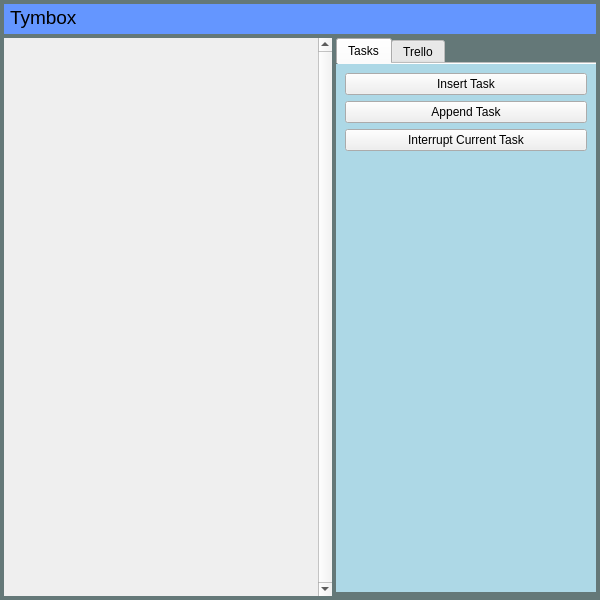
Before: the Qt Designer form Views/Tymbox/TymBox.ui in Adam01/Tymbox, drawn with Qt 5.
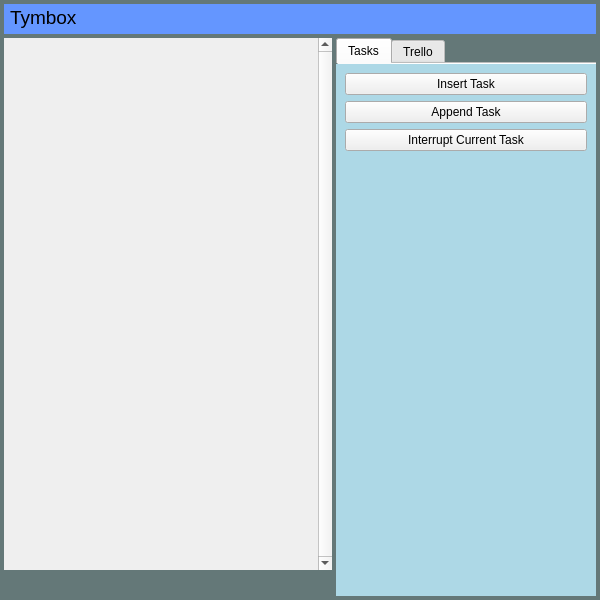
After: the same form once the commit is applied. Icons and pictures are not drawn. Custom widgets are drawn as their Qt base class.

Commit message: Added tasks import/export Maintains model state between runtime via file in application data

The edit to the form file:
```diff
--- a/Views/Tymbox/TymBox.ui
+++ b/Views/Tymbox/TymBox.ui
@@ -67,6 +67,12 @@
     </property>
     <item row="0" column="0" colspan="2">
      <widget class="QFrame" name="horizontalFrame">
+      <property name="sizePolicy">
+       <sizepolicy hsizetype="Preferred" vsizetype="Maximum">
+        <horstretch>0</horstretch>
+        <verstretch>0</verstretch>
+       </sizepolicy>
+      </property>
       <property name="minimumSize">
        <size>
         <width>0</width>
@@ -207,13 +213,13 @@
          <x>0</x>
          <y>0</y>
          <width>309</width>
-         <height>558</height>
+         <height>531</height>
         </rect>
        </property>
       </widget>
      </widget>
     </item>
-    <item row="1" column="1">
+    <item row="1" column="1" rowspan="3">
      <widget class="QTabWidget" name="tabWidget">
       <property name="tabPosition">
        <enum>QTabWidget::North</enum>
@@ -592,6 +598,84 @@
       </widget>
      </widget>
     </item>
+    <item row="3" column="0">
+     <widget class="QFrame" name="horizontalFrame">
+      <property name="sizePolicy">
+       <sizepolicy hsizetype="Preferred" vsizetype="Maximum">
+        <horstretch>0</horstretch>
+        <verstretch>0</verstretch>
+       </sizepolicy>
+      </property>
+      <layout class="QHBoxLayout" name="horizontalLayout_3">
+       <property name="sizeConstraint">
+        <enum>QLayout::SetDefaultConstraint</enum>
+       </property>
+       <property name="leftMargin">
+        <number>0</number>
+       </property>
+       <property name="topMargin">
+        <number>0</number>
+       </property>
+       <property name="rightMargin">
+        <number>0</number>
+       </property>
+       <property name="bottomMargin">
+        <number>0</number>
+       </property>
+       <item>
+        <spacer name="horizontalSpacer_2">
+         <property name="orientation">
+          <enum>Qt::Horizontal</enum>
+         </property>
+         <property name="sizeHint" stdset="0">
+          <size>
+           <width>40</width>
+           <height>20</height>
+          </size>
+         </property>
+        </spacer>
+       </item>
+       <item>
+        <widget class="QPushButton" name="btnImport">
+         <property name="sizePolicy">
+          <sizepolicy hsizetype="Maximum" vsizetype="Fixed">
+           <horstretch>0</horstretch>
+           <verstretch>0</verstretch>
+          </sizepolicy>
+         </property>
+         <property name="text">
+          <string/>
+         </property>
+         <property name="icon">
+          <iconset theme="document-open"/>
+         </property>
+         <property name="flat">
+          <bool>true</bool>
+         </property>
+        </widget>
+       </item>
+       <item>
+        <widget class="QPushButton" name="btnExport">
+         <property name="sizePolicy">
+          <sizepolicy hsizetype="Maximum" vsizetype="Fixed">
+           <horstretch>0</horstretch>
+           <verstretch>0</verstretch>
+          </sizepolicy>
+         </property>
+         <property name="text">
+          <string/>
+         </property>
+         <property name="icon">
+          <iconset theme="document-save"/>
+         </property>
+         <property name="flat">
+          <bool>true</bool>
+         </property>
+        </widget>
+       </item>
+      </layout>
+     </widget>
+    </item>
    </layout>
   </widget>
  </widget>
```
The commit also changes 3 other files.
